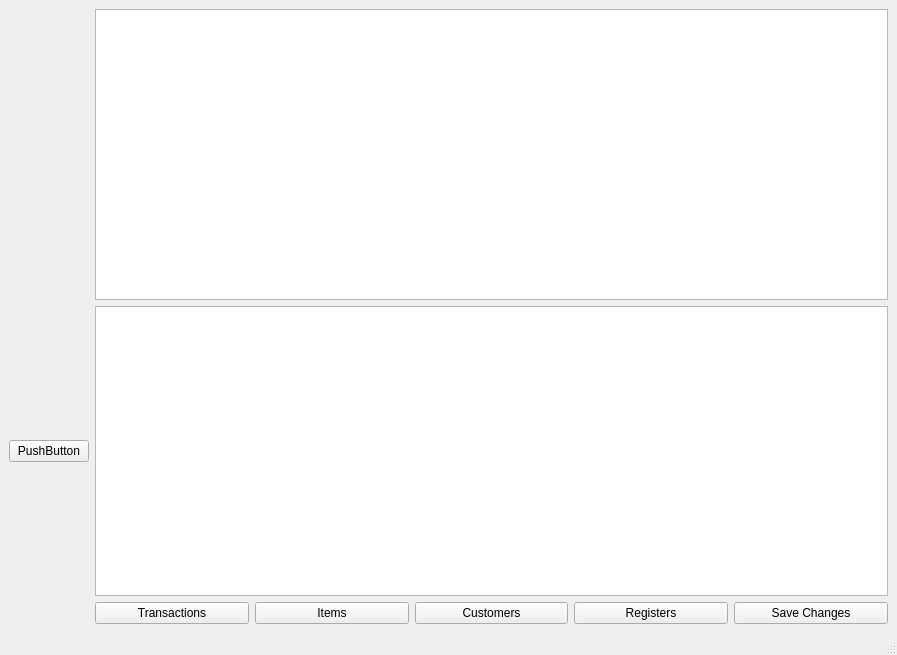
Old version of the form mainwindow.ui in the repository mrj760/Point-Of-Service.
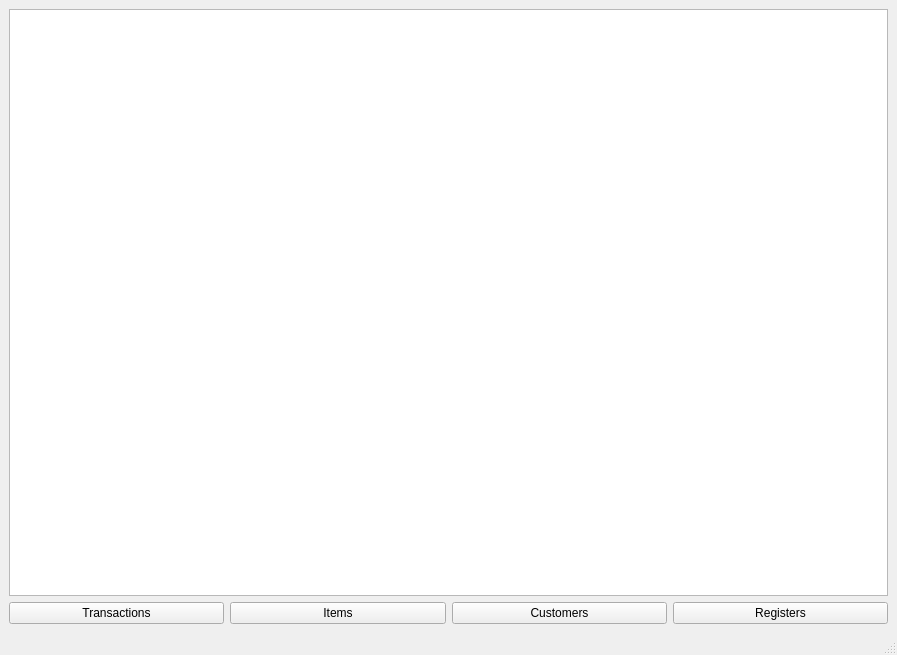
New version of the form.

Commit message: better typedefs, adjusted transaction insertion

```diff
--- a/mainwindow.ui
+++ b/mainwindow.ui
@@ -15,7 +15,13 @@
   </property>
   <widget class="QWidget" name="centralwidget">
    <layout class="QGridLayout" name="gridLayout">
-    <item row="2" column="1">
+    <item row="0" column="0">
+     <widget class="QTableView" name="transactions_list"/>
+    </item>
+    <item row="1" column="0">
+     <layout class="QHBoxLayout" name="editprompts"/>
+    </item>
+    <item row="2" column="0">
      <layout class="QHBoxLayout" name="horizontalLayout">
       <item>
        <widget class="QPushButton" name="transactions">
@@ -45,28 +51,8 @@
         </property>
        </widget>
       </item>
-      <item>
-       <widget class="QPushButton" name="save">
-        <property name="text">
-         <string>Save Changes</string>
-        </property>
-       </widget>
-      </item>
      </layout>
     </item>
-    <item row="0" column="1">
-     <widget class="QTableView" name="transactions_list"/>
-    </item>
-    <item row="1" column="1">
-     <widget class="QTextEdit" name="textEdit"/>
-    </item>
-    <item row="1" column="0">
-     <widget class="QPushButton" name="pushButton">
-      <property name="text">
-       <string>PushButton</string>
-      </property>
-     </widget>
-    </item>
    </layout>
   </widget>
   <widget class="QMenuBar" name="menubar">
```
The commit also changes 9 other files.
